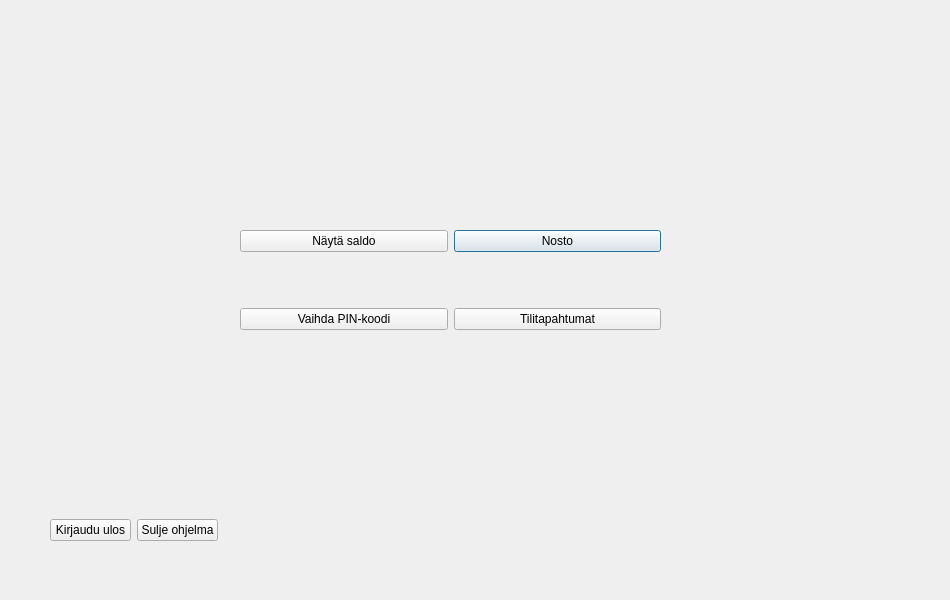
First picture: the form in bankautomat/kayttoliittyma.ui, repository AJHosuja/BankAutomat, before the edit.
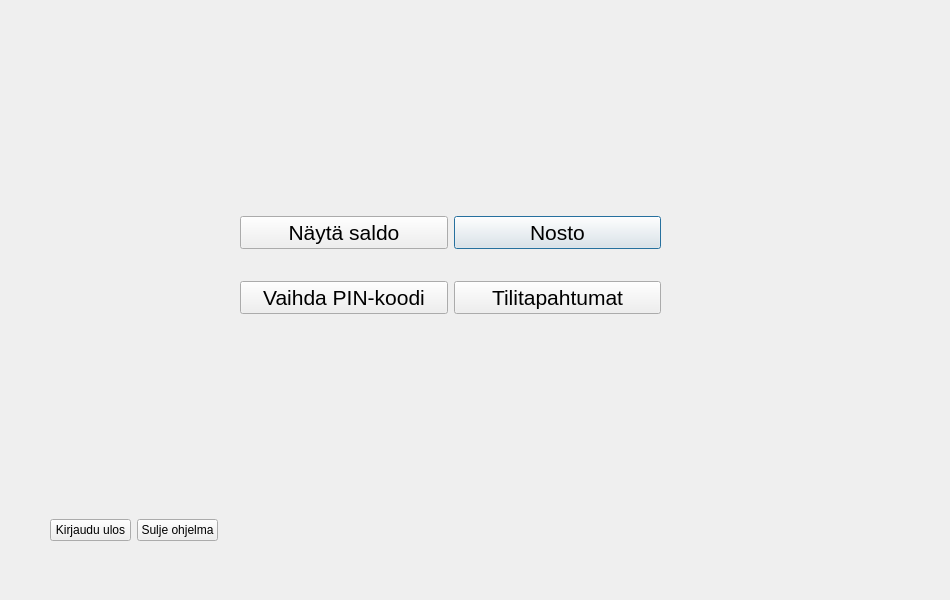
Second picture: the form after the edit.

```diff
--- a/bankautomat/kayttoliittyma.ui
+++ b/bankautomat/kayttoliittyma.ui
@@ -35,14 +35,19 @@
    <property name="geometry">
     <rect>
      <x>240</x>
-     <y>180</y>
+     <y>190</y>
      <width>421</width>
-     <height>201</height>
+     <height>151</height>
     </rect>
    </property>
    <layout class="QGridLayout" name="gridLayout">
     <item row="0" column="1">
      <widget class="QPushButton" name="nosto">
+      <property name="font">
+       <font>
+        <pointsize>16</pointsize>
+       </font>
+      </property>
       <property name="text">
        <string>Nosto</string>
       </property>
@@ -50,6 +55,11 @@
     </item>
     <item row="0" column="0">
      <widget class="QPushButton" name="naytasaldo">
+      <property name="font">
+       <font>
+        <pointsize>16</pointsize>
+       </font>
+      </property>
       <property name="text">
        <string>Näytä saldo</string>
       </property>
@@ -57,6 +67,11 @@
     </item>
     <item row="1" column="1">
      <widget class="QPushButton" name="tilitap">
+      <property name="font">
+       <font>
+        <pointsize>16</pointsize>
+       </font>
+      </property>
       <property name="text">
        <string>Tilitapahtumat</string>
       </property>
@@ -64,6 +79,11 @@
     </item>
     <item row="1" column="0">
      <widget class="QPushButton" name="vaihda">
+      <property name="font">
+       <font>
+        <pointsize>16</pointsize>
+       </font>
+      </property>
       <property name="text">
        <string>Vaihda PIN-koodi</string>
       </property>
```
